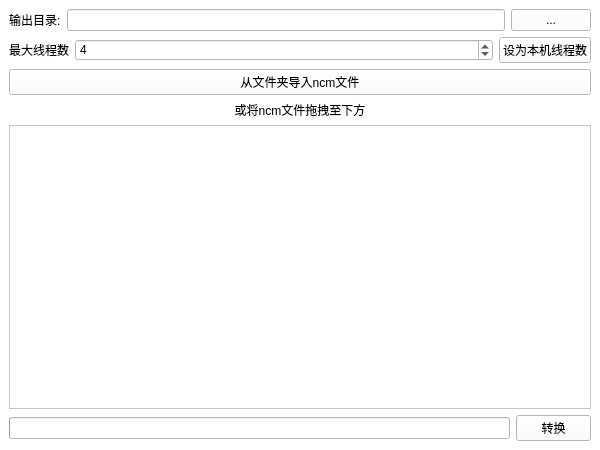
First picture: the form in ncmppGui/ui/mainwindow.ui, repository Majjcom/ncmppGui, before the edit.
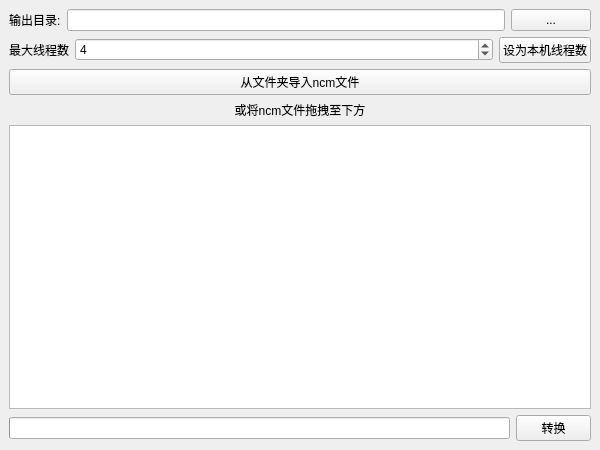
Second picture: the form after the edit. Custom widgets are drawn as their Qt base class.

```diff
--- a/ncmppGui/ui/mainwindow.ui
+++ b/ncmppGui/ui/mainwindow.ui
@@ -26,8 +26,8 @@
    <string>ncmppGui</string>
   </property>
   <property name="styleSheet">
-   <string notr="true">background-color: rgb(255, 255, 255);
-font: 11pt &quot;HarmonyOS Sans SC&quot;;</string>
+   <string notr="true">QMainWindow&gt;.QWidget{background-color: rgb(255, 255, 255);}
+*{font: 11pt &quot;HarmonyOS Sans SC&quot;;}</string>
   </property>
   <widget class="QWidget" name="centralwidget">
    <layout class="QGridLayout" name="gridLayout">
```
